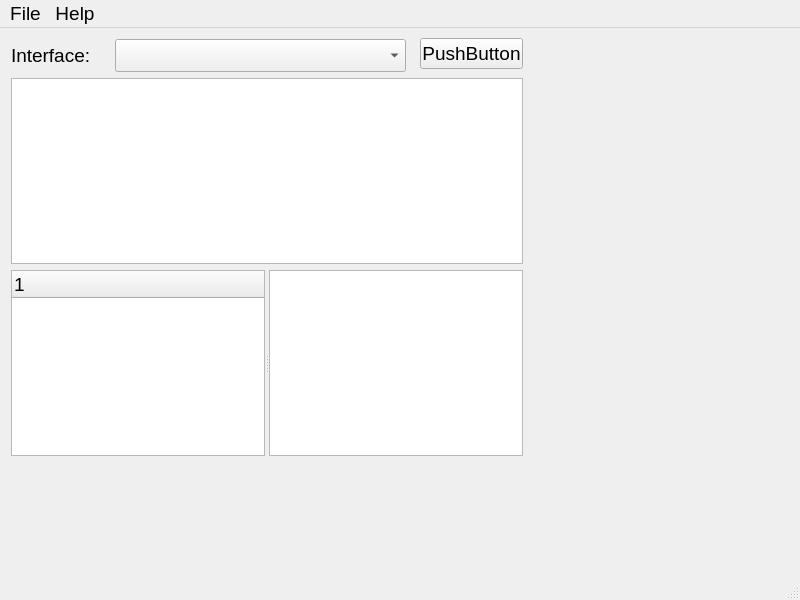
Above: src/ui/ui.ui from StevenBaby/sniffer before the change. Below: the same form after it.
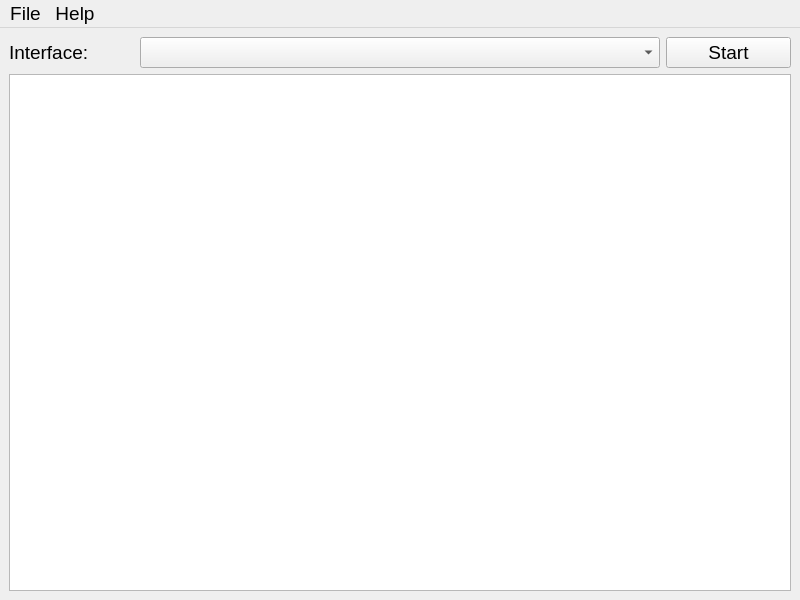
That is the form after the change.

What changed in the file:
```diff
--- a/src/ui/ui.ui
+++ b/src/ui/ui.ui
@@ -19,73 +19,28 @@
    <string>Sniffer</string>
   </property>
   <widget class="QWidget" name="centralwidget">
-   <widget class="QComboBox" name="interfaceBox">
-    <property name="geometry">
-     <rect>
-      <x>115</x>
-      <y>11</y>
-      <width>291</width>
-      <height>33</height>
-     </rect>
-    </property>
-   </widget>
-   <widget class="QLabel" name="label">
-    <property name="geometry">
-     <rect>
-      <x>11</x>
-      <y>11</y>
-      <width>98</width>
-      <height>33</height>
-     </rect>
-    </property>
-    <property name="text">
-     <string>Interface:</string>
-    </property>
-   </widget>
-   <widget class="QTableWidget" name="tableWidget">
-    <property name="geometry">
-     <rect>
-      <x>11</x>
-      <y>50</y>
-      <width>512</width>
-      <height>186</height>
-     </rect>
-    </property>
-   </widget>
-   <widget class="QPushButton" name="pushButton">
-    <property name="geometry">
-     <rect>
-      <x>420</x>
-      <y>10</y>
-      <width>103</width>
-      <height>31</height>
-     </rect>
-    </property>
-    <property name="text">
-     <string>PushButton</string>
-    </property>
-   </widget>
-   <widget class="QSplitter" name="splitter">
-    <property name="geometry">
-     <rect>
-      <x>11</x>
-      <y>242</y>
-      <width>512</width>
-      <height>186</height>
-     </rect>
-    </property>
-    <property name="orientation">
-     <enum>Qt::Horizontal</enum>
-    </property>
-    <widget class="QTreeWidget" name="treeWidget">
-     <column>
+   <layout class="QGridLayout" name="gridLayout">
+    <item row="0" column="5">
+     <widget class="QPushButton" name="startButton">
       <property name="text">
-       <string notr="true">1</string>
+       <string>Start</string>
       </property>
-     </column>
-    </widget>
-    <widget class="QTextBrowser" name="textBrowser"/>
-   </widget>
+     </widget>
+    </item>
+    <item row="0" column="0">
+     <widget class="QLabel" name="label">
+      <property name="text">
+       <string>Interface:</string>
+      </property>
+     </widget>
+    </item>
+    <item row="2" column="0" colspan="6">
+     <widget class="QTableWidget" name="tableWidget"/>
+    </item>
+    <item row="0" column="1" colspan="4">
+     <widget class="QComboBox" name="interfaceBox"/>
+    </item>
+   </layout>
   </widget>
   <widget class="QMenuBar" name="menubar">
    <property name="geometry">
@@ -111,7 +66,6 @@
    <addaction name="menuFile"/>
    <addaction name="menuHelp"/>
   </widget>
-  <widget class="QStatusBar" name="statusbar"/>
   <action name="actionExit">
    <property name="text">
     <string>Exit</string>
```
